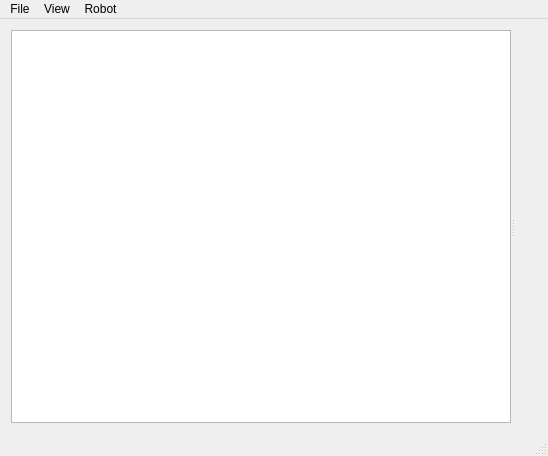
Qt form gui/MainWindow.ui (RhobanProject/MetabotStudio) before a commit.
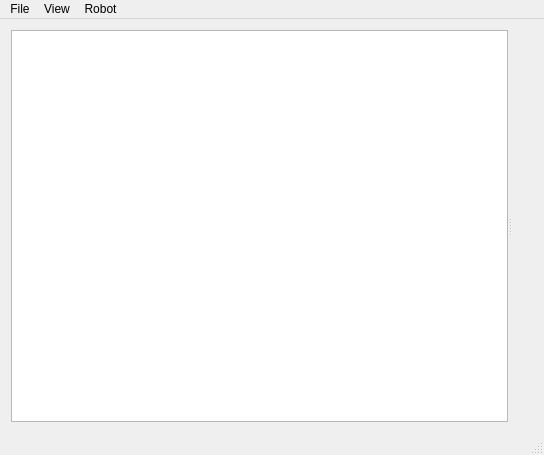
The same form after that commit. Icons and pictures are not drawn. Custom widgets are drawn as their Qt base class.

Patch:
```diff
--- a/gui/MainWindow.ui
+++ b/gui/MainWindow.ui
@@ -6,8 +6,8 @@
    <rect>
     <x>0</x>
     <y>0</y>
-    <width>548</width>
-    <height>456</height>
+    <width>544</width>
+    <height>455</height>
    </rect>
   </property>
   <property name="windowTitle">
@@ -35,7 +35,7 @@
         <bool>true</bool>
        </property>
        <property name="sizePolicy">
-        <sizepolicy hsizetype="Expanding" vsizetype="Expanding">
+        <sizepolicy hsizetype="Preferred" vsizetype="Maximum">
          <horstretch>0</horstretch>
          <verstretch>0</verstretch>
         </sizepolicy>
@@ -93,6 +93,9 @@
         <property name="spacing">
          <number>0</number>
         </property>
+        <property name="sizeConstraint">
+         <enum>QLayout::SetDefaultConstraint</enum>
+        </property>
         <property name="leftMargin">
          <number>0</number>
         </property>
@@ -108,7 +111,7 @@
     <rect>
      <x>0</x>
      <y>0</y>
-     <width>548</width>
+     <width>544</width>
      <height>25</height>
     </rect>
    </property>
```
